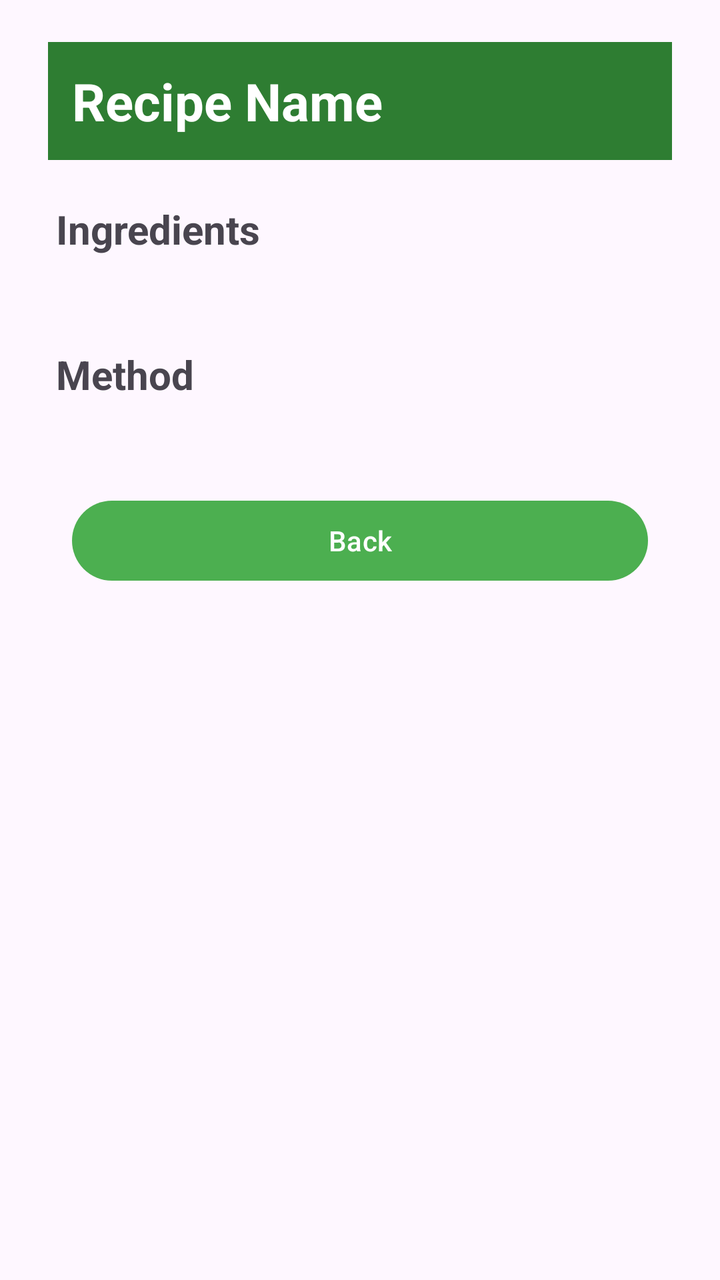
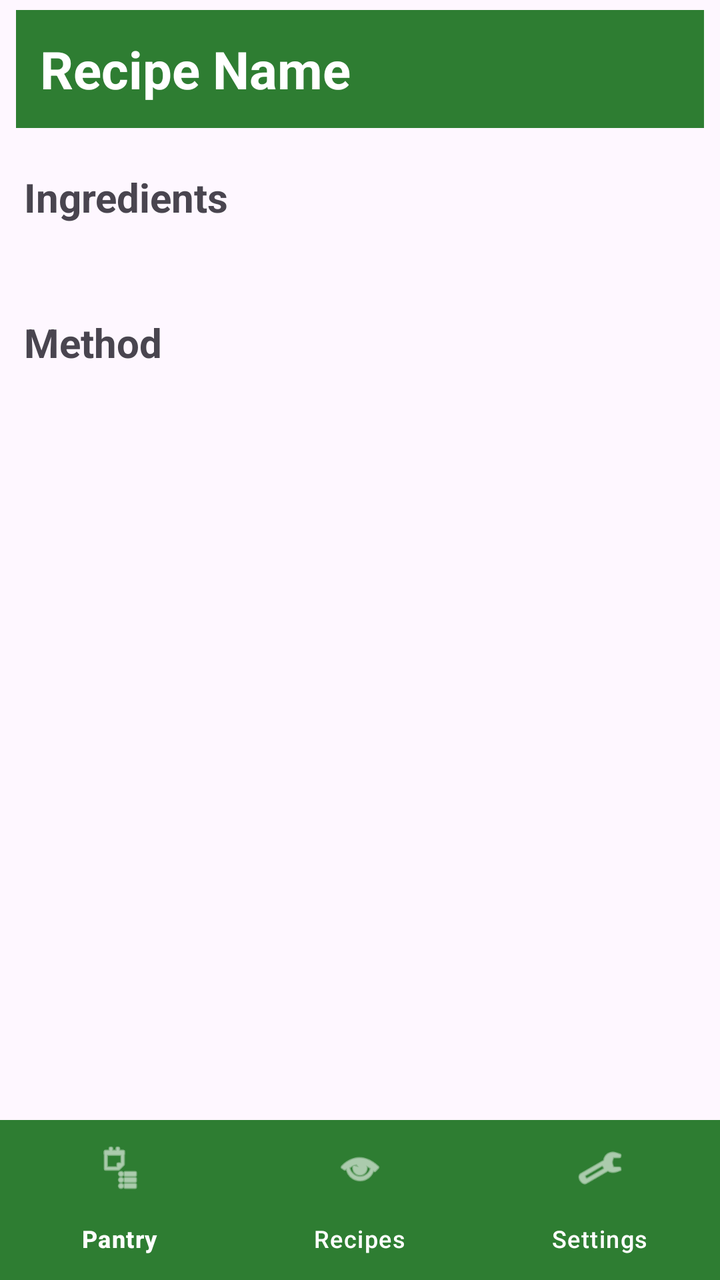

An Android layout rendered at two revisions. The XML below is the earlier revision; the diff shows what the commit changed to produce the second picture.
<!-- AndroidManifest.xml: application theme Theme.SmartPantryManager -->
<!-- res/layout/activity_recipe_detail.xml -->
<?xml version="1.0" encoding="utf-8"?>
<LinearLayout xmlns:android="http://schemas.android.com/apk/res/android"
    android:id="@+id/main"
    android:layout_width="match_parent"
    android:layout_height="match_parent"
    android:orientation="vertical"
    android:padding="16dp"
    android:fitsSystemWindows="true">

    
    <TextView
        android:id="@+id/recipeNameTextView"
        android:layout_width="match_parent"
        android:layout_height="wrap_content"
        android:text="Recipe Name"
        style="@style/ScreenHeading"
        android:padding="12dp" />

    
    <ScrollView
        android:layout_width="match_parent"
        android:layout_height="0dp"
        android:layout_weight="1"
        android:fillViewport="true">

        <LinearLayout
            android:layout_width="match_parent"
            android:layout_height="wrap_content"
            android:orientation="vertical"
            android:padding="12dp">

            
            <TextView
                android:layout_width="match_parent"
                android:layout_height="wrap_content"
                android:text="Ingredients"
                android:textSize="20sp"
                android:textStyle="bold"
                android:paddingTop="4dp"
                android:paddingBottom="8dp" />

            
            <TextView
                android:id="@+id/ingredientsTextView"
                android:layout_width="match_parent"
                android:layout_height="wrap_content"
                android:textSize="16sp"
                android:paddingBottom="16dp" />

            
            <TextView
                android:layout_width="match_parent"
                android:layout_height="wrap_content"
                android:text="Method"
                android:textSize="20sp"
                android:textStyle="bold"
                android:paddingBottom="8dp" />

            
            <TextView
                android:id="@+id/methodTextView"
                android:layout_width="match_parent"
                android:layout_height="wrap_content"
                android:textSize="16sp"
                android:paddingBottom="8dp"/>

            
            <Button
                android:id="@+id/backButton"
                android:layout_width="match_parent"
                android:layout_height="48dp"
                android:text="Back"
                android:layout_margin="8dp"/>

        </LinearLayout>

    </ScrollView>

</LinearLayout>
<!-- resources referenced by this layout -->
<resources>
  <style name="ScreenHeading">
          <item name="android:layout_width">match_parent</item>
          <item name="android:layout_height">wrap_content</item>
          <item name="android:textSize">26sp</item>
          <item name="android:textStyle">bold</item>
          <item name="android:padding">20dp</item>
          <item name="android:textColor">@color/app_button_text</item>
          <item name="android:background">@color/app_heading</item>
          <item name="android:layout_marginTop">5dp</item>
          <item name="android:layout_marginBottom">5dp</item>
          <item name="android:layout_marginLeft">8dp</item>
          <item name="android:layout_marginRight">8dp</item>
      </style>
  <style name="Theme.SmartPantryManager" parent="Base.Theme.SmartPantryManager" />
  <color name="app_button_text">#FFFFFFFF</color>
  <color name="app_heading">#2E7D32</color>
  <style name="Base.Theme.SmartPantryManager" parent="Theme.Material3.DayNight.NoActionBar">
  
          <item name="colorPrimary">@color/app_primary</item>
          <item name="colorSecondary">@color/app_primary</item>
  
      </style>
  <color name="app_primary">#4CAF50</color>
</resources>

<!-- the commit's change to res/layout/activity_recipe_detail.xml (unified diff, before → after) -->
@@ -1,79 +1,89 @@
 <?xml version="1.0" encoding="utf-8"?>
 <LinearLayout xmlns:android="http://schemas.android.com/apk/res/android"
+    xmlns:app="http://schemas.android.com/apk/res-auto"
     android:id="@+id/main"
     android:layout_width="match_parent"
     android:layout_height="match_parent"
     android:orientation="vertical"
-    android:padding="16dp"
     android:fitsSystemWindows="true">
 
     
-    <TextView
-        android:id="@+id/recipeNameTextView"
-        android:layout_width="match_parent"
-        android:layout_height="wrap_content"
-        android:text="Recipe Name"
-        style="@style/ScreenHeading"
-        android:padding="12dp" />
-
-    
-    <ScrollView
+    <LinearLayout
         android:layout_width="match_parent"
         android:layout_height="0dp"
         android:layout_weight="1"
-        android:fillViewport="true">
+        android:orientation="vertical" >
 
-        <LinearLayout
+        
+        <TextView
+            android:id="@+id/recipeNameTextView"
             android:layout_width="match_parent"
             android:layout_height="wrap_content"
-            android:orientation="vertical"
-            android:padding="12dp">
+            android:text="Recipe Name"
+            style="@style/ScreenHeading"
+            android:padding="12dp" />
 
-            
-            <TextView
+        
+        <ScrollView
+            android:layout_width="match_parent"
+            android:layout_height="0dp"
+            android:layout_weight="1"
+            android:fillViewport="true">
+
+            <LinearLayout
                 android:layout_width="match_parent"
                 android:layout_height="wrap_content"
-                android:text="Ingredients"
-                android:textSize="20sp"
-                android:textStyle="bold"
-                android:paddingTop="4dp"
-                android:paddingBottom="8dp" />
+                android:orientation="vertical"
+                android:padding="12dp">
 
-            
-            <TextView
-                android:id="@+id/ingredientsTextView"
-                android:layout_width="match_parent"
-                android:layout_height="wrap_content"
-                android:textSize="16sp"
-                android:paddingBottom="16dp" />
+                
+                <TextView
+                    android:layout_width="match_parent"
+                    android:layout_height="wrap_content"
+                    android:text="Ingredients"
+                    android:textSize="20sp"
+                    android:textStyle="bold"
+                    android:paddingTop="4dp"
+                    android:paddingBottom="8dp" />
 
-            
-            <TextView
-                android:layout_width="match_parent"
-                android:layout_height="wrap_content"
-                android:text="Method"
-                android:textSize="20sp"
-                android:textStyle="bold"
-                android:paddingBottom="8dp" />
+                
+                <TextView
+                    android:id="@+id/ingredientsTextView"
+                    android:layout_width="match_parent"
+                    android:layout_height="wrap_content"
+                    android:textSize="16sp"
+                    android:paddingBottom="16dp" />
 
-            
-            <TextView
-                android:id="@+id/methodTextView"
-                android:layout_width="match_parent"
-                android:layout_height="wrap_content"
-                android:textSize="16sp"
-                android:paddingBottom="8dp"/>
+                
+                <TextView
+                    android:layout_width="match_parent"
+                    android:layout_height="wrap_content"
+                    android:text="Method"
+                    android:textSize="20sp"
+                    android:textStyle="bold"
+                    android:paddingBottom="8dp" />
 
-            
-            <Button
-                android:id="@+id/backButton"
-                android:layout_width="match_parent"
-                android:layout_height="48dp"
-                android:text="Back"
-                android:layout_margin="8dp"/>
+                
+                <TextView
+                    android:id="@+id/methodTextView"
+                    android:layout_width="match_parent"
+                    android:layout_height="wrap_content"
+                    android:textSize="16sp"
+                    android:paddingBottom="8dp"/>
 
-        </LinearLayout>
+            </LinearLayout>
 
-    </ScrollView>
+        </ScrollView>
+
+    </LinearLayout>
+
+    
+    <com.google.android.material.bottomnavigation.BottomNavigationView
+        android:id="@+id/bottomNavigation"
+        android:layout_width="match_parent"
+        android:layout_height="wrap_content"
+        app:labelVisibilityMode="labeled"
+        app:menu="@menu/bottom_nav_menu"
+        style="@style/BottomNavBar" />
 
 </LinearLayout>
<!-- resource entries referenced after the edit -->
@@ -1,5 +1,11 @@
 <!-- resources referenced by this layout -->
 <resources>
+  <style name="BottomNavBar" parent="Widget.Material3.BottomNavigationView">
+          <item name="backgroundTint">@color/app_heading</item>
+          <item name="itemIconTint">@color/white</item>
+          <item name="itemTextColor">@color/white</item>
+          <item name="itemActiveIndicatorStyle">@style/BottomNavIndicator</item>
+      </style>
   <style name="ScreenHeading">
           <item name="android:layout_width">match_parent</item>
           <item name="android:layout_height">wrap_content</item>
@@ -16,6 +22,10 @@
   <style name="Theme.SmartPantryManager" parent="Base.Theme.SmartPantryManager" />
   <color name="app_button_text">#FFFFFFFF</color>
   <color name="app_heading">#2E7D32</color>
+  <color name="white">#FFFFFFFF</color>
+  <style name="BottomNavIndicator" parent="Widget.Material3.BottomNavigationView.ActiveIndicator">
+          <item name="android:color">@color/app_primary</item>
+      </style>
   <style name="Base.Theme.SmartPantryManager" parent="Theme.Material3.DayNight.NoActionBar">
   
           <item name="colorPrimary">@color/app_primary</item>
